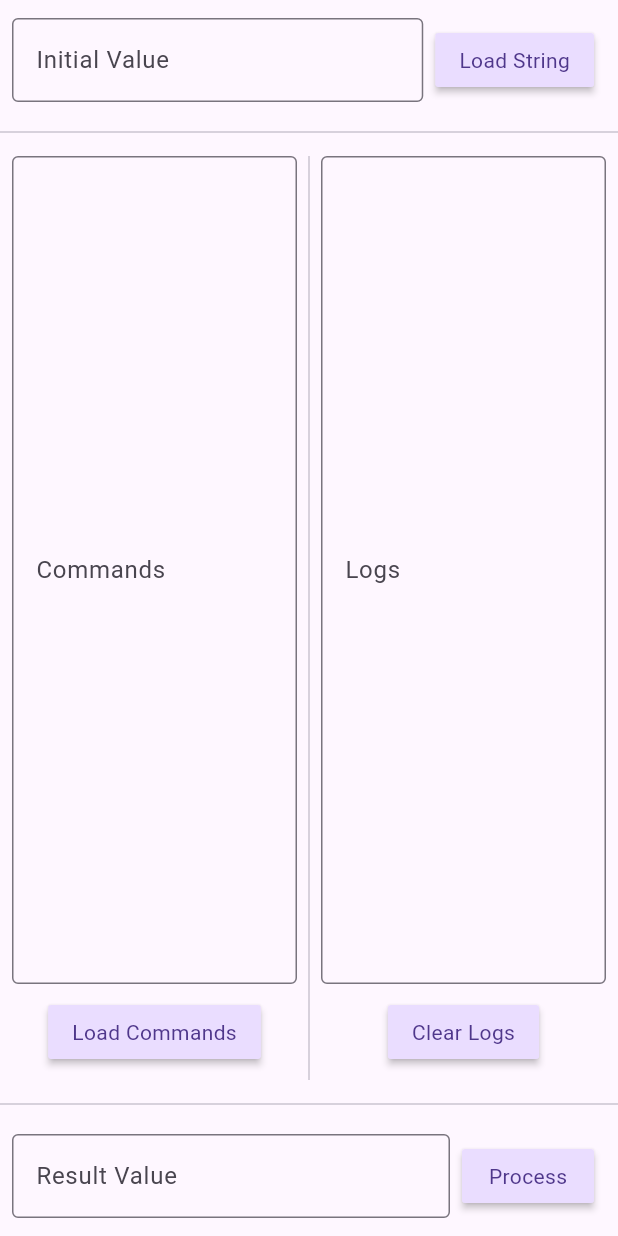
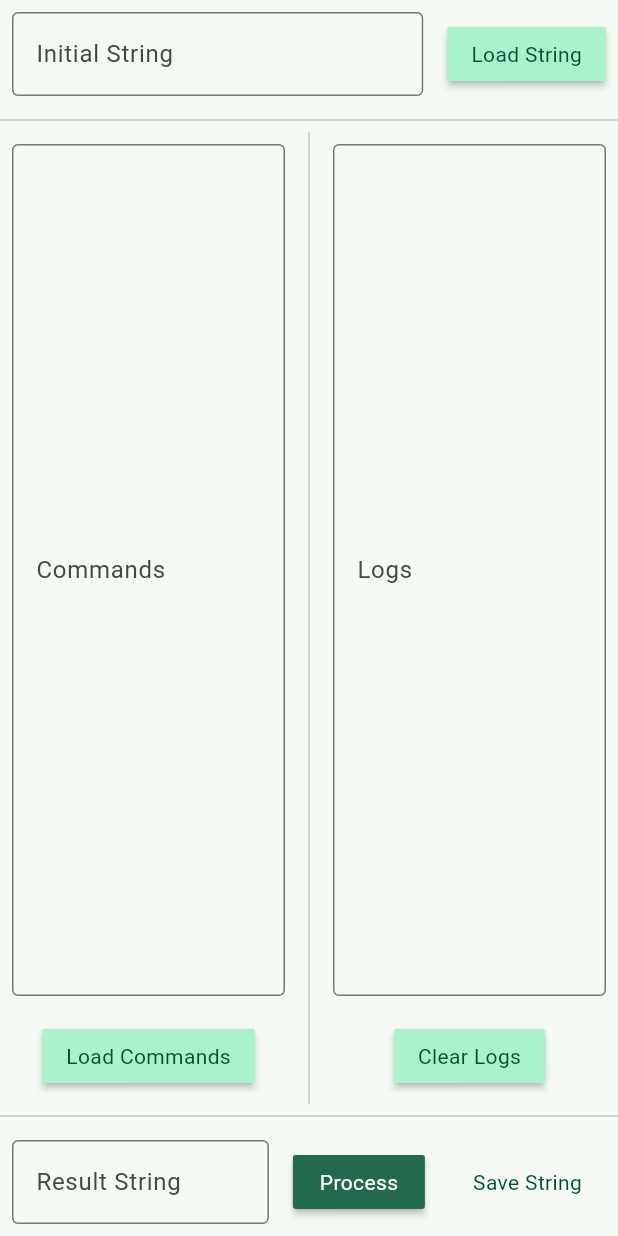
Before and after one commit to Greateapot/WriTea, a Flutter app: the screen it shows after launch, after a tap on "Process", on a phone screen of 412 x 824 dp. Run offline on Flutter 3.47's test engine with Material 3 defaults, Android fonts, the phone set to English and light mode, and no system bars; our stand-ins replace equatable, file_picker; missing offline and left inert: window_manager.

Commit message:
save result button, exc messages, bin input as cmdline args, rng theme seed color

```diff
--- a/lib/exceptions.dart
+++ b/lib/exceptions.dart
@@ -1,9 +1,44 @@
-final class OutOfBoundsException implements Exception {}
+final class OutOfRangeException implements Exception {
+  final String? message;
 
-final class InvalidStateException implements Exception {}
+  OutOfRangeException([this.message]);
 
-final class InvalidInputException implements Exception {}
+  @override
+  String toString() => message ?? 'OutOfRangeException';
+}
 
-final class InvalidArgumentsException implements Exception {}
+final class InvalidStateException implements Exception {
+  final String? message;
 
-final class UnknownCommandException implements Exception {}
+  InvalidStateException([this.message]);
+
+  @override
+  String toString() => message ?? 'InvalidStateException';
+}
+
+final class InvalidInputException implements Exception {
+  final String? message;
+
+  InvalidInputException([this.message]);
+
+  @override
+  String toString() => message ?? 'InvalidInputException';
+}
+
+final class InvalidArgumentsException implements Exception {
+  final String? message;
+
+  InvalidArgumentsException([this.message]);
+
+  @override
+  String toString() => message ?? 'InvalidArgumentsException';
+}
+
+final class UnknownCommandException implements Exception {
+  final String? message;
+
+  UnknownCommandException([this.message]);
+
+  @override
+  String toString() => message ?? 'UnknownCommandException';
+}
--- a/lib/main.dart
+++ b/lib/main.dart
@@ -1,5 +1,6 @@
 import 'dart:io';
 import 'dart:developer' as dev;
+import 'dart:math';
 
 import 'package:file_picker/file_picker.dart';
 import 'package:flutter/material.dart';
@@ -7,6 +8,14 @@ import 'package:path_provider/path_provider.dart';
 import 'package:window_manager/window_manager.dart';
 import 'package:writea/observable_text_processor.dart';
 import 'package:writea/text_processor/text_processor.dart';
+
+Color get seedColor {
+  final random = Random.secure();
+  final r = random.nextInt(128) + 128;
+  final g = random.nextInt(128) + 128;
+  final b = random.nextInt(128) + 128;
+  return Color.fromRGBO(r, g, b, 1);
+}
 
 void main() async {
   WidgetsFlutterBinding.ensureInitialized();
@@ -25,9 +34,14 @@ void main() async {
     await windowManager.focus();
   });
 
-  runApp(const MaterialApp(
+  runApp(MaterialApp(
     debugShowCheckedModeBanner: false,
-    home: Writea(),
+    home: const Writea(),
+    theme: ThemeData.from(
+      colorScheme: ColorScheme.fromSeed(
+        seedColor: seedColor,
+      ),
+    ),
   ));
 }
 
@@ -48,12 +62,29 @@ class _WriteaState extends State<Writea> {
   Future<File?> _pickFile() async {
     FilePickerResult? result = await FilePicker.platform.pickFiles(
       initialDirectory: (await getApplicationDocumentsDirectory()).path,
+      lockParentWindow: true,
       type: FileType.custom,
       allowedExtensions: ['txt'],
     );
 
     if (result != null) {
       return File(result.files.single.path!);
+    }
+
+    return null;
+  }
+
+  Future<File?> _saveFile() async {
+    String? result = await FilePicker.platform.saveFile(
+      initialDirectory: (await getApplicationDocumentsDirectory()).path,
+      lockParentWindow: true,
+      fileName: 'string.txt',
+      type: FileType.custom,
+      allowedExtensions: ['txt'],
+    );
+
+    if (result != null) {
+      return File(result);
     }
 
     return null;
@@ -86,16 +117,27 @@ class _WriteaState extends State<Writea> {
     }
   }
 
+  Future<void> _onSaveStringPressed() async {
+    if (_resultStringTextEditingController.text.isEmpty) return;
+
+    final file = await _saveFile();
+
+    if (file != null) {
+      await file.writeAsString(_resultStringTextEditingController.text);
+    }
+  }
+
   Future<void> _onClearLogsPressed() async {
     _logsTextEditingController.text = '';
   }
 
   Future<void> _onProcessPressed() async {
-    _textProcessorController.value =
-        TextProcessorState.value(_initialStringTextEditingController.text);
+    _textProcessorController.value = TextProcessorState.value(
+      initialValue: _initialStringTextEditingController.text,
+    );
     _textProcessorController.addListener(_textProcessorControllerListener);
 
-    final textProcessor = TextProcessor(_textProcessorController);
+    final textProcessor = TextProcessor(controller: _textProcessorController);
     final invoker = TextProcessorCommandInvoker();
     final parser = TextProcessorCommandParser(
       textProcessor: textProcessor,
@@ -153,16 +195,17 @@ class _WriteaState extends State<Writea> {
     return Scaffold(
       body: Column(
         children: [
-          Padding(
-            padding: const EdgeInsets.all(8.0),
-            child: Row(
+          Row(
             children: [
               Expanded(
+                child: Padding(
+                  padding: const EdgeInsets.all(8.0),
                   child: TextFormField(
                     controller: _initialStringTextEditingController,
                     decoration: const InputDecoration(
-                      labelText: 'Initial Value',
+                      labelText: 'Initial String',
                       border: OutlineInputBorder(),
+                    ),
                   ),
                 ),
               ),
@@ -180,17 +223,16 @@ class _WriteaState extends State<Writea> {
               ),
             ],
           ),
-          ),
           const Divider(),
           Expanded(
-            child: Padding(
-              padding: const EdgeInsets.all(8.0),
             child: Row(
               children: [
                 Expanded(
                   child: Column(
                     children: [
                       Expanded(
+                        child: Padding(
+                          padding: const EdgeInsets.all(8.0),
                           child: TextFormField(
                             textAlignVertical: TextAlignVertical.top,
                             expands: true,
@@ -200,6 +242,7 @@ class _WriteaState extends State<Writea> {
                             decoration: const InputDecoration(
                               labelText: 'Commands',
                               border: OutlineInputBorder(),
+                            ),
                           ),
                         ),
                       ),
@@ -223,6 +266,8 @@ class _WriteaState extends State<Writea> {
                   child: Column(
                     children: [
                       Expanded(
+                        child: Padding(
+                          padding: const EdgeInsets.all(8.0),
                           child: TextFormField(
                             textAlignVertical: TextAlignVertical.top,
                             expands: true,
@@ -233,6 +278,7 @@ class _WriteaState extends State<Writea> {
                             decoration: const InputDecoration(
                               labelText: 'Logs',
                               border: OutlineInputBorder(),
+                            ),
                           ),
                         ),
                       ),
@@ -254,19 +300,19 @@ class _WriteaState extends State<Writea> {
               ],
             ),
           ),
-          ),
           const Divider(),
-          Padding(
-            padding: const EdgeInsets.all(8.0),
-            child: Row(
+          Row(
             children: [
               Expanded(
+                child: Padding(
+                  padding: const EdgeInsets.all(8.0),
                   child: TextFormField(
                     controller: _resultStringTextEditingController,
                     readOnly: true,
                     decoration: const InputDecoration(
-                      labelText: 'Result Value',
+                      labelText: 'Result String',
                       border: OutlineInputBorder(),
+                    ),
                   ),
                 ),
               ),
@@ -274,9 +320,25 @@ class _WriteaState extends State<Writea> {
                 padding: const EdgeInsets.all(8.0),
                 child: MaterialButton(
                   onPressed: _onProcessPressed,
-                    color: colorScheme.primaryContainer,
+                  color: colorScheme.primary,
                   child: Text(
                     'Process',
+                    style: textTheme.bodyMedium
+                        ?.copyWith(color: colorScheme.onPrimary),
+                  ),
+                ),
+              ),
+              Padding(
+                padding: const EdgeInsets.all(8.0),
+                child: ValueListenableBuilder(
+                  valueListenable: _resultStringTextEditingController,
+                  builder: (context, value, child) => MaterialButton(
+                    onPressed: value.text.isEmpty ? null : _onSaveStringPressed,
+                    color: colorScheme.primaryContainer,
+                    child: child,
+                  ),
+                  child: Text(
+                    'Save String',
                     style: textTheme.bodyMedium
                         ?.copyWith(color: colorScheme.onPrimaryContainer),
                   ),
@@ -284,7 +346,6 @@ class _WriteaState extends State<Writea> {
               ),
             ],
           ),
-          ),
         ],
       ),
     );
--- a/lib/observable_text_processor.dart
+++ b/lib/observable_text_processor.dart
@@ -5,6 +5,6 @@ import 'text_processor/text_processor.dart';
 class ListenableTextProcessorController
     extends ValueNotifier<TextProcessorState>
     implements TextProcessorController {
-  ListenableTextProcessorController([TextProcessorState? initialState])
+  ListenableTextProcessorController({TextProcessorState? initialState})
       : super(initialState ?? TextProcessorState.empty());
 }
--- a/lib/pattern.dart
+++ b/lib/pattern.dart
@@ -1,4 +1,4 @@
-class Receiver {}
+base class Receiver {}
 
 abstract interface class Command<R extends Receiver> {
   void execute();
@@ -14,8 +14,7 @@ abstract interface class Invoker<R extends Receiver> {
   void process(final List<Command<R>> commands);
 }
 
-abstract interface class CommandParser<R extends Receiver,
-    I extends Invoker<R>> {
+abstract interface class CommandParser<R extends Receiver> {
   List<Command<R>> parseFile(String path);
   List<Command<R>> parseLines(List<String> lines);
 }
--- a/lib/text_processor/text_processor.dart
+++ b/lib/text_processor/text_processor.dart
@@ -21,12 +21,13 @@ part 'text_processor_commands/text_processor_paste_command.dart';
 part 'text_processor_commands/text_processor_redo_command.dart';
 part 'text_processor_commands/text_processor_undo_command.dart';
 
-class TextProcessor<Controller extends TextProcessorController>
-    implements Receiver {
-  TextProcessor(Controller controller) : _controller = controller;
+final class TextProcessor<Controller extends TextProcessorController>
+    extends Receiver {
+  TextProcessor({required Controller controller}) : _controller = controller;
 
   final Controller _controller;
 
+  /// shortcuts
   TextProcessorState get _state => _controller.value;
   set _state(TextProcessorState state) => _controller.value = state;
 
@@ -37,7 +38,11 @@ class TextProcessor<Controller extends TextProcessorController>
     isValid &= idx1 <= _state.text.length;
     isValid &= idx2 <= _state.text.length;
 
-    if (!isValid) throw OutOfBoundsException();
+    if (!isValid) {
+      throw OutOfRangeException(
+          'error copy: idx (idx1: ${idx1 + 1}, idx2: ${idx2 + 1}) '
+          'out of range [1..${_state.text.length + 1}]');
+    }
 
     if (_state.text.isEmpty) {
       /// Nothing to copy
@@ -56,7 +61,10 @@ class TextProcessor<Controller extends TextProcessorController>
     isValid &= idx1 <= _state.text.length;
     isValid &= idx2 <= _state.text.length;
 
-    if (!isValid) throw OutOfBoundsException();
+    if (!isValid) {
+      throw OutOfRangeException('error delete: idx (idx1: ${idx1 + 1}, '
+          'idx2: ${idx2 + 1}) out of range [1..${_state.text.length + 1}]');
+    }
 
     if (_state.text.isEmpty) {
       /// Nothing to delete
@@ -74,7 +82,10 @@ class TextProcessor<Controller extends TextProcessorController>
     var isValid = idx >= 0;
     isValid &= idx <= _state.text.length;
 
-    if (!isValid) throw OutOfBoundsException();
+    if (!isValid) {
+      throw OutOfRangeException('error insert: idx ${idx + 1} '
+          'out of range [1..${_state.text.length + 1}]');
+    }
 
     if (string.isEmpty) {
       /// Nothing to insert
@@ -92,7 +103,10 @@ class TextProcessor<Controller extends TextProcessorController>
     var isValid = idx >= 0;
     isValid &= idx <= _state.text.length;
 
-    if (!isValid) throw OutOfBoundsException();
+    if (!isValid) {
+      throw OutOfRangeException('error paste: idx ${idx + 1} '
+          'out of range [1..${_state.text.length + 1}]');
+    }
 
     if (_state.buffer.isEmpty) {
       /// Nothing to paste
--- a/lib/text_processor/text_processor_controller.dart
+++ b/lib/text_processor/text_processor_controller.dart
@@ -1,7 +1,7 @@
 part of 'text_processor.dart';
 
 abstract interface class TextProcessorController {
-  factory TextProcessorController(TextProcessorState initialState) =>
+  factory TextProcessorController({required TextProcessorState initialState}) =>
       _TextProcessorControllerImpl(initialState);
 
   set value(TextProcessorState value);
--- a/lib/text_processor/text_processor_state.dart
+++ b/lib/text_processor/text_processor_state.dart
@@ -12,8 +12,8 @@ class TextProcessorState extends Equatable {
   factory TextProcessorState.empty() =>
       const TextProcessorState(text: "", buffer: "");
 
-  factory TextProcessorState.value(String text) =>
-      TextProcessorState(text: text, buffer: "");
+  factory TextProcessorState.value({required String initialValue}) =>
+      TextProcessorState(text: initialValue, buffer: "");
 
   TextProcessorState copyWith({String? text, String? buffer}) =>
       TextProcessorState(
```
Also changed, not shown: bin/writea.dart (+27 -6 lines), lib/text_processor/text_processor_command_parser.dart (+30 -10 lines). Lines whose indentation alone changed are shown as unchanged.
